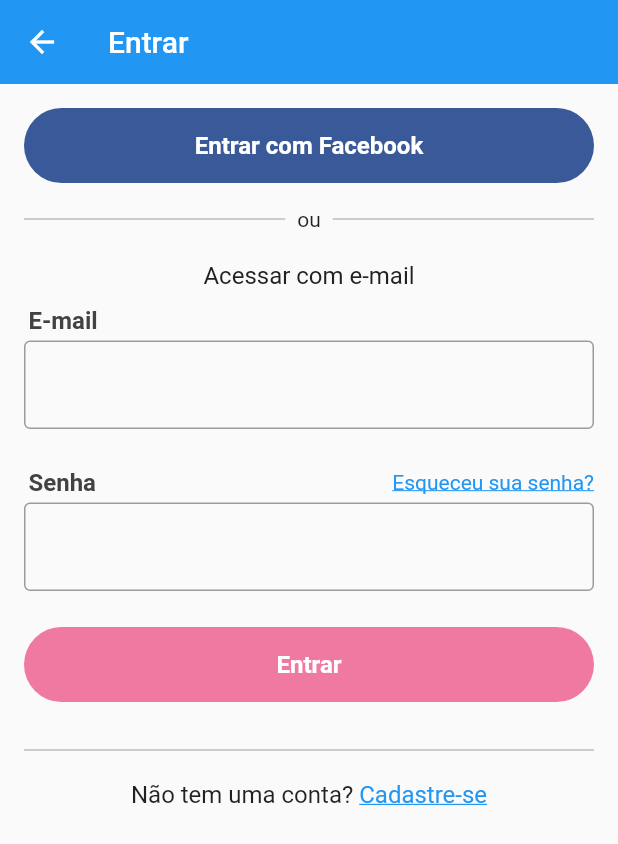
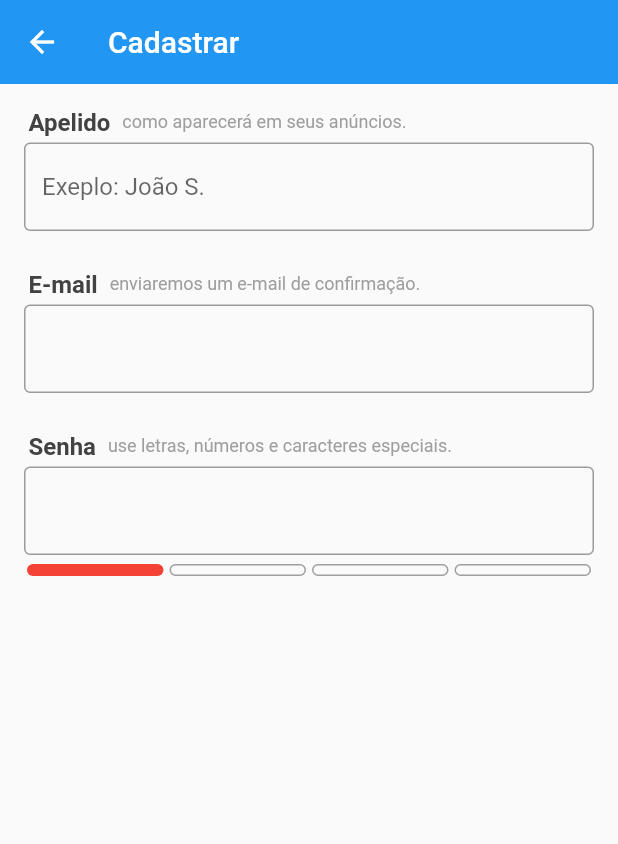
Before and after one commit to andreLagacione/xlo-flutter, a Flutter app: the LoginScreen screen opened directly, after a tap on "Cadastre-se", on a phone screen of 412 x 824 dp. Shown: the top 844 px of the screen. Run offline on Flutter 3.47's test engine with Material 2 defaults, Android fonts, the phone set to English and light mode, and no system bars; our stand-ins replace brasil_fields, rxdart.

Commit message:
build login screen

```diff
--- a/lib/screens/base/base_screen.dart
+++ b/lib/screens/base/base_screen.dart
@@ -26,7 +26,9 @@ class _BaseScreenState extends State<BaseScreen> {
 
       _drawerSubscription?.cancel();
       _drawerSubscription = _drawerBloc.outPage.listen((page) {
-        return _pageController.jumpToPage(page);
+        try {
+          return _pageController.jumpToPage(page);
+        } catch (e) {}
       });
     }
   }
--- a/lib/screens/login/login_screen.dart
+++ b/lib/screens/login/login_screen.dart
@@ -4,6 +4,7 @@ import 'package:xlo/blocs/login/login_bloc.dart';
 import 'package:xlo/screens/login/widgets/facebook_button.dart';
 import 'package:xlo/screens/login/widgets/login_button.dart';
 import 'package:xlo/screens/login/widgets/or_divider.dart';
+import 'package:xlo/screens/signup/signup_screen.dart';
 
 class LoginScreen extends StatefulWidget {
   @override
@@ -127,9 +128,9 @@ class _LoginScreenState extends State<LoginScreen> {
                     ),
                     GestureDetector(
                       onTap: () {
-//                        Navigator.of(context).push(
-//                          MaterialPageRoute(builder: (context) => SignupScreen())
-//                        );
+                        Navigator.of(context).push(
+                          MaterialPageRoute(builder: (context) => SignupScreen())
+                        );
                       },
                       child: Text(
                         'Cadastre-se',
--- a/lib/screens/login/widgets/facebook_button.dart
+++ b/lib/screens/login/widgets/facebook_button.dart
@@ -24,7 +24,7 @@ class FacebookButton extends StatelessWidget {
               borderRadius: BorderRadius.circular(26)
             ),
             onPressed: snapshot.data.state != LoginState.LOADING_FACE ? () async {
-              final bool success = await loginBloc.loginWithFacebook();;
+              final bool success = await loginBloc.loginWithFacebook();
 
               if (success) {
                 Navigator.of(context).pop();
--- /dev/null
+++ b/lib/screens/signup/signup_screen.dart
@@ -0,0 +1,71 @@
+import 'package:flutter/material.dart';
+import 'package:xlo/screens/signup/widgets/field_title.dart';
+import 'package:xlo/screens/signup/widgets/password_field.dart';
+
+class SignupScreen extends StatefulWidget {
+  @override
+  _SignupScreenState createState() => _SignupScreenState();
+}
+
+class _SignupScreenState extends State<SignupScreen> {
+
+  final GlobalKey<FormState> _formKey = GlobalKey<FormState>();
+
+  @override
+  Widget build(BuildContext context) {
+    return Scaffold(
+      appBar: AppBar(
+        elevation: 0,
+        title: const Text('Cadastrar'),
+      ),
+      body: Form(
+        key: _formKey,
+        child: ListView(
+          padding: const EdgeInsets.all(16),
+          children: <Widget>[
+            FieldTitle(
+              title: 'Apelido',
+              subtitle: 'como aparecerá em seus anúncios.',
+            ),
+            TextFormField(
+              decoration: const InputDecoration(
+                border: OutlineInputBorder(),
+                hintText: 'Exeplo: João S.',
+              ),
+              validator: (text) {
+                if (text.length < 6) {
+                  return 'Apelido muito cuto!';
+                } else {
+                  return null;
+                }
+              },
+            ),
+            SizedBox(height: 26,),
+            FieldTitle(
+              title: 'E-mail',
+              subtitle: 'enviaremos um e-mail de confirmação.',
+            ),
+            TextFormField(
+              decoration: const InputDecoration(
+                border: OutlineInputBorder()
+              ),
+              validator: (text) {
+                if (text.length < 6 || !text.contains('@')) {
+                  return 'E-mail inválido!';
+                } else {
+                  return null;
+                }
+              },
+            ),
+            SizedBox(height: 26,),
+            FieldTitle(
+              title: 'Senha',
+              subtitle: 'use letras, números e caracteres especiais.',
+            ),
+            PasswordField()
+          ],
+        ),
+      ),
+    );
+  }
+}
--- /dev/null
+++ b/lib/screens/signup/widgets/field_title.dart
@@ -0,0 +1,35 @@
+import 'package:flutter/material.dart';
+
+class FieldTitle extends StatelessWidget {
+
+  final String title;
+  final String subtitle;
+
+  FieldTitle({this.title, this.subtitle});
+
+  @override
+  Widget build(BuildContext context) {
+    return Padding(
+      padding: const EdgeInsets.only(left: 3, bottom: 4),
+      child: Row(
+        children: <Widget>[
+          Text(
+            '$title  ',
+            style: TextStyle(
+              color: Colors.grey[800],
+              fontSize: 16,
+              fontWeight: FontWeight.w700
+            ),
+          ),
+          Text(
+            '$subtitle',
+            style: TextStyle(
+                color: Colors.grey,
+                fontSize: 12,
+            ),
+          )
+        ],
+      ),
+    );
+  }
+}
--- /dev/null
+++ b/lib/screens/signup/widgets/password_field.dart
@@ -0,0 +1,80 @@
+import 'package:flutter/material.dart';
+
+class PasswordField extends StatelessWidget {
+  @override
+  Widget build(BuildContext context) {
+
+    Widget _buildBar(int n, String pass) {
+      final int level = _calcStore(pass);
+      return Expanded(
+        child: Container(
+          margin: const EdgeInsets.symmetric(horizontal: 2),
+          decoration: BoxDecoration(
+            borderRadius: BorderRadius.all(Radius.circular(5)),
+            color: n <= level ? _getColor(level) : Colors.transparent,
+            border: n > level ? Border.all(color: Colors.grey) : null
+          ),
+        ),
+      );
+    }
+
+    return FormField<String>(
+      initialValue: '',
+      builder: (state) {
+        return Column(
+          children: <Widget>[
+            TextField(
+              decoration: InputDecoration(
+                border: OutlineInputBorder()
+              ),
+              obscureText: true,
+              onChanged: state.didChange,
+            ),
+            Container(
+              margin: const EdgeInsets.only(top: 6),
+              height: 8,
+              child: Row(
+                children: <Widget>[
+                  _buildBar(0, state.value),
+                  _buildBar(1, state.value),
+                  _buildBar(2, state.value),
+                  _buildBar(3, state.value),
+                ],
+              ),
+            )
+          ],
+        );
+      }
+    );
+  }
+
+  int _calcStore(String text) {
+    int score = 0;
+
+    if (text.length > 8)
+      score++;
+    if(text.contains(RegExp(r'[0-9]')))
+      score++;
+    if(text.contains(RegExp(r'[A-Z]')))
+      score++;
+    return score;
+  }
+
+  Color _getColor(int level) {
+    switch (level) {
+      case 0:
+        return Colors.red;
+      case 1:
+        return Colors.orange;
+      case 2:
+        return Colors.greenAccent;
+      case 3:
+        return Colors.green;
+      default:
+        return Colors.red;
+
+
+    }
+  }
+
+}
```
